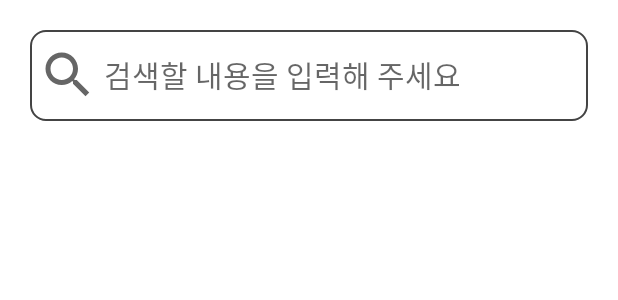
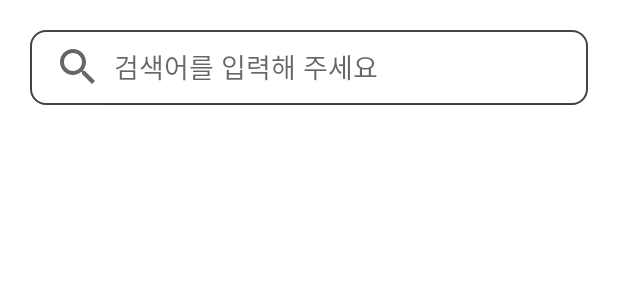
Before and after one commit to gr2nsky/IdeaNote_INO, an Android app: the layout activity_all_list.xml on its own in the app's theme, with its tools: preview values and no code run, on a phone screen of 412 x 824 dp. Shown: the top 300 px of the screen. Run offline under Robolectric (Android 15) with nearby library versions, the phone set to English and light mode, and no system bars.

Commit message:
issue #19 검색기능 구현
일반 editText 말고 searchView를 이용해 구현
adapter에 filterable을 implement 후 Filter를 상속받는 내부클래스 ItemFilter 생성

```diff
--- a/app/src/main/java/com/example/ideanote_ino/Activity/BottomSheetActivity.java
+++ b/app/src/main/java/com/example/ideanote_ino/Activity/BottomSheetActivity.java
@@ -80,7 +80,7 @@ public class BottomSheetActivity extends BottomSheetDialogFragment {
                 if(mainActivity != null){
                     updateIdeaDialog = new UpdateIdeaDialog(getActivity(), idea, 1);
                 } else {
-                    updateIdeaDialog = new UpdateIdeaDialog(getActivity(), idea, adapter);
+                    updateIdeaDialog = new UpdateIdeaDialog(getActivity(), idea);
                 }
                 updateIdeaDialog.updateShow();
                 dismiss();
--- a/app/src/main/res/layout/activity_all_list.xml
+++ b/app/src/main/res/layout/activity_all_list.xml
@@ -9,30 +9,17 @@
     tools:context=".Activity.AllListActivity"
     android:padding="20dp">
 
-    <LinearLayout
+    <SearchView
+        android:id="@+id/search_bar_all_list"
         android:layout_width="match_parent"
-        android:layout_height="wrap_content"
+        android:layout_height="50dp"
+        android:searchIcon="@drawable/ic_baseline_search_40"
         android:background="@drawable/backgound_all_list_search_bar"
-        android:orientation="horizontal"
-        android:padding="5dp">
-        <ImageView
-            android:layout_width="wrap_content"
-            android:layout_height="wrap_content"
-            android:src="@drawable/ic_baseline_search_40"
-            android:layout_gravity="center"/>
-        <EditText
-            android:id="@+id/et_all_list_search"
-            android:layout_weight="1"
-            android:layout_width="0dp"
-            android:layout_height="50dp"
-            android:backgroundTint="#ffffff"
-            android:hint="검색할 내용을 입력해 주세요"
-            android:textSize="20dp"
-            android:textColor="@color/basic"
-            android:fontFamily="@font/nanum_barun_gothic"
-            android:maxLines="1"
-            android:gravity="left|center"/>
-    </LinearLayout>
+        android:iconifiedByDefault="false"
+        android:queryHint="검색어를 입력해 주세요"
+        android:textSize="20dp"
+        android:textColor="@color/basic"
+        android:fontFamily="@font/nanum_barun_gothic"/>
     <ListView
         android:id="@+id/lv_all_list"
         android:layout_width="match_parent"
```
Also changed, not shown: app/src/main/java/com/example/ideanote_ino/Activity/AllListActivity.java (+18 -2 lines), app/src/main/java/com/example/ideanote_ino/Adapter/ListViewAdapter.java (+42 -2 lines), app/src/main/java/com/example/ideanote_ino/Dialog/UpdateIdeaDialog.java (+5 -2 lines).
